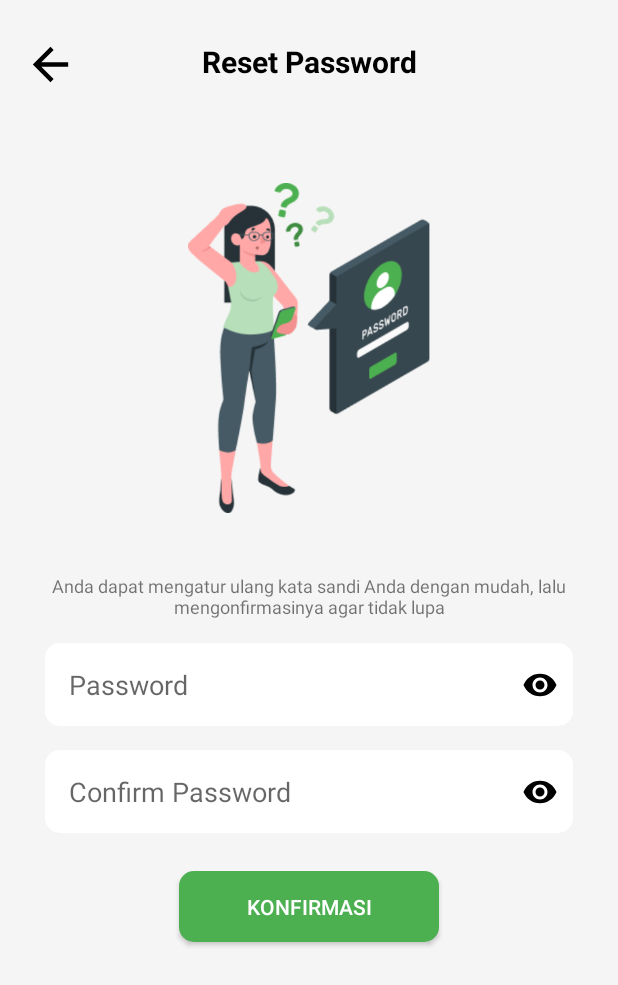
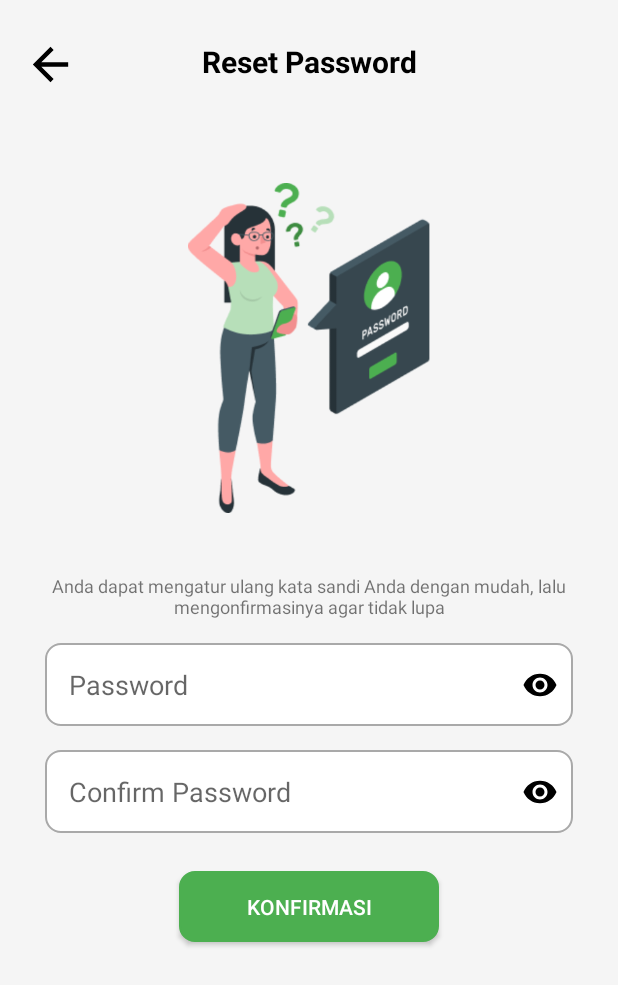
Before and after one commit to AdamJoestar/yurshop, an Android app built with Jetpack Compose: the ResetPasswordActivity screen opened directly, with no data from a screen before it, on a phone screen of 412 x 824 dp. Shown: the top 985 px of the screen. Run offline under Robolectric (Android 15) with nearby library versions, the phone set to English and light mode, and no system bars.

```diff
--- a/app/build.gradle.kts
+++ b/app/build.gradle.kts
@@ -55,8 +55,11 @@ dependencies {
     implementation(libs.androidx.constraintlayout)
     implementation("androidx.viewpager2:viewpager2:1.0.0")
     implementation("com.google.android.material:material:1.9.0")
+    implementation ("com.google.android.gms:play-services-auth:20.5.0")
     implementation(libs.androidx.cardview)
     implementation(libs.material)
+    implementation(libs.firebase.auth)
+    implementation(libs.firebase.database)
     testImplementation(libs.junit)
     androidTestImplementation(libs.androidx.junit)
     androidTestImplementation(libs.androidx.espresso.core)
--- a/app/src/main/res/drawable/ice_eye.xml
+++ b/app/src/main/res/drawable/ice_eye.xml
@@ -1,5 +1,10 @@
-<vector xmlns:android="http://schemas.android.com/apk/res/android" android:height="24dp" android:tint="#000000" android:viewportHeight="24" android:viewportWidth="24" android:width="24dp">
-
-    <path android:fillColor="@android:color/white" android:pathData="M12,4.5C7,4.5 2.73,7.61 1,12c1.73,4.39 6,7.5 11,7.5s9.27,-3.11 11,-7.5c-1.73,-4.39 -6,-7.5 -11,-7.5zM12,17c-2.76,0 -5,-2.24 -5,-5s2.24,-5 5,-5 5,2.24 5,5 -2.24,5 -5,5zM12,9c-1.66,0 -3,1.34 -3,3s1.34,3 3,3 3,-1.34 3,-3 -1.34,-3 -3,-3z"/>
-
+<vector xmlns:android="http://schemas.android.com/apk/res/android"
+    android:width="24dp"
+    android:height="24dp"
+    android:viewportWidth="24"
+    android:viewportHeight="24"
+    android:tint="@color/black">
+    <path
+        android:fillColor="@android:color/white"
+        android:pathData="M12,4.5C7,4.5 2.73,7.61 1,12c1.73,4.39 6,7.5 11,7.5s9.27,-3.11 11,-7.5c-1.73,-4.39 -6,-7.5 -11,-7.5zM12,17c-2.76,0 -5,-2.24 -5,-5s2.24,-5 5,-5 5,2.24 5,5 -2.24,5 -5,5zM12,9c-1.66,0 -3,1.34 -3,3s1.34,3 3,3 3,-1.34 3,-3 -1.34,-3 -3,-3z" />
 </vector>
--- a/app/src/main/res/drawable/rounded_button.xml
+++ b/app/src/main/res/drawable/rounded_button.xml
@@ -2,4 +2,7 @@
 <shape xmlns:android="http://schemas.android.com/apk/res/android">
     <solid android:color="@color/white" />
     <corners android:radius="10dp" />
+    <stroke
+        android:width="1dp"
+        android:color="@color/gray" />
 </shape>
--- a/gradle/libs.versions.toml
+++ b/gradle/libs.versions.toml
@@ -14,6 +14,8 @@ firebaseFirestore = "25.1.1"
 constraintlayout = "2.2.0"
 cardview = "1.0.0"
 material = "1.12.0"
+firebaseAuth = "23.1.0"
+firebaseDatabase = "21.0.0"
 
 [libraries]
 androidx-core-ktx = { group = "androidx.core", name = "core-ktx", version.ref = "coreKtx" }
@@ -35,6 +37,8 @@ firebase-firestore = { group = "com.google.firebase", name = "firebase-firestore
 androidx-constraintlayout = { group = "androidx.constraintlayout", name = "constraintlayout", version.ref = "constraintlayout" }
 androidx-cardview = { group = "androidx.cardview", name = "cardview", version.ref = "cardview" }
 material = { group = "com.google.android.material", name = "material", version.ref = "material" }
+firebase-auth = { group = "com.google.firebase", name = "firebase-auth", version.ref = "firebaseAuth" }
+firebase-database = { group = "com.google.firebase", name = "firebase-database", version.ref = "firebaseDatabase" }
 
 [plugins]
 android-application = { id = "com.android.application", version.ref = "agp" }
```
Also changed, not shown: app/src/main/java/com/example/yurshop/LoginActivity.kt (+63 -19 lines), app/src/main/java/com/example/yurshop/RegisterActivity.kt (+46 -10 lines), app/src/main/res/layout/activity_register.xml (line endings or trailing spaces).
